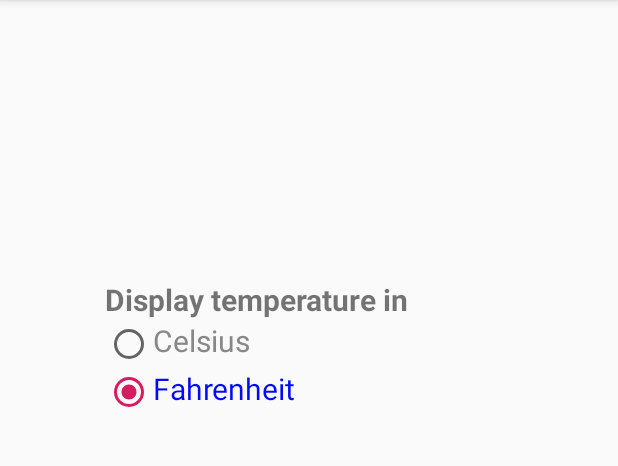
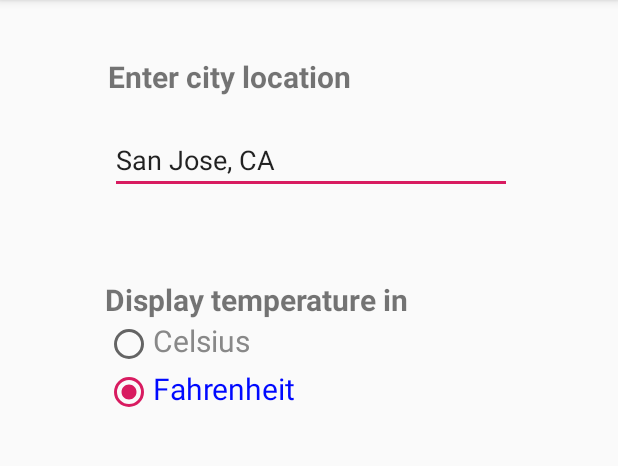
Before and after one commit to xuefanghu/SmartWeather, an Android app: the screen it shows after launch (SettingsActivity), after a tap on "SETTINGS", on a phone screen of 412 x 824 dp, the part 84-550 px from its top. Run offline under Robolectric (Android 15) with nearby library versions, the phone set to English and light mode, and no system bars.

Commit message:
Allow user input location with auto-completion support
This change adds a location input section on the Preferences page, which allows user to type in any city (with optional state/country) to query the weather data. The component is implemented by using AutoCompleteTextView with auto-complete support for the top 1000 US cities, and the user can enter any other location manually if wanted. The network utils has been updated accordingly to take the user input.

```diff
--- a/app/src/main/java/com/groupproject/smartweather/MainActivity.java
+++ b/app/src/main/java/com/groupproject/smartweather/MainActivity.java
@@ -1,6 +1,5 @@
 package com.groupproject.smartweather;
 
-import android.content.Context;
 import android.content.Intent;
 import android.os.AsyncTask;
 import android.os.Bundle;
@@ -58,9 +57,7 @@ public class MainActivity extends AppCompatActivity implements ListItemAdapter.L
      */
     private void loadWeatherData() {
         showWeatherDataView();
-
-        String city = Preferences.getPreferredWeatherCity(this);
-        new FetchWeatherTask().execute(city);
+        new FetchWeatherTask().execute();
     }
 
     /**
@@ -122,15 +119,7 @@ public class MainActivity extends AppCompatActivity implements ListItemAdapter.L
 
         @Override
         protected List<DailyWeatherInfo> doInBackground(String... params) {
-            // if no zip code
-            if (params.length == 0) {
-                Log.e("doInBackground", "no zip code");
-                return null;
-            }
-
-            String city = params[0];
-            Log.e("doInBackground location", city);
-            URL weatherRequestUrl = NetworkUtils.buildUrl(city);
+            URL weatherRequestUrl = NetworkUtils.buildUrl(Preferences.getPreferredLocation());
 
             try {
                 String jsonWeatherResponse = NetworkUtils
--- a/app/src/main/java/com/groupproject/smartweather/SettingsActivity.java
+++ b/app/src/main/java/com/groupproject/smartweather/SettingsActivity.java
@@ -3,11 +3,14 @@ package com.groupproject.smartweather;
 import android.os.Bundle;
 import android.view.MenuItem;
 import android.view.View;
+import android.widget.ArrayAdapter;
+import android.widget.AutoCompleteTextView;
 import android.widget.RadioButton;
 
 import androidx.appcompat.app.AppCompatActivity;
 
 import com.groupproject.smartweather.Utils.Preferences;
+import com.groupproject.smartweather.Utils.TopUSCities;
 
 public class SettingsActivity extends AppCompatActivity {
 
@@ -15,6 +18,15 @@ public class SettingsActivity extends AppCompatActivity {
     protected void onCreate(Bundle savedInstanceState) {
         super.onCreate(savedInstanceState);
         this.setContentView(R.layout.activity_settings);
+
+        // Render the city input component with user's previous input pre-filled.
+        ArrayAdapter<String> adapter = new ArrayAdapter<>(this,
+                android.R.layout.simple_list_item_1, TopUSCities.CITY_LIST);
+        AutoCompleteTextView textView = findViewById(R.id.city_input);
+        textView.setAdapter(adapter);
+        textView.setText(Preferences.getPreferredLocation().locationStr);
+
+        // Render the Celsius/Fahrenheit selection component with user's previous choice pre-filled.
         int checked_id;
         if (Preferences.getIsMetric()) {
             checked_id = R.id.c_radio_button;
@@ -22,6 +34,7 @@ public class SettingsActivity extends AppCompatActivity {
             checked_id = R.id.f_radio_button;
         }
         ((RadioButton) findViewById(checked_id)).setChecked(true);
+
     }
 
     @Override
@@ -48,4 +61,13 @@ public class SettingsActivity extends AppCompatActivity {
                     break;
         }
     }
+
+    @Override
+    public void onPause() {
+        super.onPause();
+        // Save the location to the Preferences.
+        String locationStr = ((AutoCompleteTextView)findViewById(R.id.city_input))
+                .getEditableText().toString();
+        Preferences.setPreferredLocation(new Preferences.Location(locationStr));
+    }
 }
--- a/app/src/main/java/com/groupproject/smartweather/Utils/NetworkUtils.java
+++ b/app/src/main/java/com/groupproject/smartweather/Utils/NetworkUtils.java
@@ -15,6 +15,8 @@ import java.util.Scanner;
  */
 public final class NetworkUtils {
     final static String COUNTRY_PARAM = "country";
+    final static String LAT_PARAM = "lat";
+    final static String LNG_PARAM = "lon";
     final static String CITY_PARAM = "city";
     final static String UNITS_PARAM = "units";
     final static String DAYS_PARAM = "days";
@@ -29,23 +31,30 @@ public final class NetworkUtils {
     private static final int numDays = 15;
 
     /**
-     * Builds the URL used to communicate with the weather server using a city name.
+     * Builds the URL used to communicate with the weather server using a location.
      *
-     * @param city The location that will be queried for.
+     * @param location The location that will be queried for.
      * @return The URL to use to query the weather server.
      */
-    public static URL buildUrl(String city) {
+    public static URL buildUrl(Preferences.Location location) {
         // return the URL used to query Weatherbit's API
-        Uri builtUri = Uri.parse(FORECAST_BASE_URL).buildUpon()
-                .appendQueryParameter(COUNTRY_PARAM, COUNTRY_VALUE)
-                .appendQueryParameter(CITY_PARAM, city)
+        Uri.Builder builder = Uri.parse(FORECAST_BASE_URL).buildUpon()
                 .appendQueryParameter(UNITS_PARAM, units)
                 .appendQueryParameter(DAYS_PARAM, Integer.toString(numDays))
-                .appendQueryParameter(APIKEY_PARAM, APIKEY_VALUE)
-                .build();
-
+                .appendQueryParameter(APIKEY_PARAM, APIKEY_VALUE);
+        if (location.lat != 0 && location.lng != 0) {
+            // Case of lat/lng from the device GPS.
+            builder.appendQueryParameter(LAT_PARAM, Double.toString(location.lat))
+                    .appendQueryParameter(LNG_PARAM, Double.toString(location.lng));
+        } else if (location.locationStr.length()>0){
+            // Case of city name from the user input.
+            builder.appendQueryParameter(CITY_PARAM, location.locationStr);
+        } else {
+            // No location available.
+            builder.appendQueryParameter(CITY_PARAM, Preferences.DEFAULT_CITY);
+        }
         try {
-            return new URL(builtUri.toString());
+            return new URL(builder.build().toString());
         } catch (MalformedURLException e) {
             e.printStackTrace();
         }
--- a/app/src/main/java/com/groupproject/smartweather/Utils/Preferences.java
+++ b/app/src/main/java/com/groupproject/smartweather/Utils/Preferences.java
@@ -1,21 +1,53 @@
 package com.groupproject.smartweather.Utils;
-
-import android.content.Context;
 
 
 public class Preferences {
-    private static final String DEFAULT_CITY = "San Jose";
     private static boolean isMetric = false;
+    // The default city if the input city name is empty and the GPS is not available either.
+    public final static String DEFAULT_CITY = "San Jose, CA";
+    // TODO: default to GPS location once ready.
+    private static Location location = new Location(DEFAULT_CITY);
 
-    public static String getPreferredWeatherCity(Context context) {
-        // TODO: implement the city selection UI and update the value properly.
-        return Preferences.DEFAULT_CITY;
+    // Data structure to hold the weather location chosen by the user.
+    public static class Location {
+        // The location in string format.
+        public String locationStr;
+
+        // The location in lat/lng format.
+        public double lat;
+        public double lng;
+
+        public Location(String locationStr) {
+            this.locationStr = locationStr;
+        }
+
+        public Location(double lat, double lng) {
+            this.lat = lat;
+            this.lng = lng;
+            this.locationStr = "";
+        }
+    }
+
+    /**
+     * Get the user input location.
+     * @return the location.
+     */
+    public static Location getPreferredLocation() {
+        return location;
+    }
+
+    /**
+     * Set the user inut location.
+     * @param value
+     */
+    public static void setPreferredLocation(Location value) {
+        location = value;
     }
 
     /**
      * Check if the user has selected metric.
      *
-     * @return true If metric display should be used
+     * @return true if metric display should be used
      */
     public static boolean getIsMetric() {
         return isMetric;
--- a/app/src/main/res/layout/activity_settings.xml
+++ b/app/src/main/res/layout/activity_settings.xml
@@ -3,6 +3,29 @@
     android:layout_width="match_parent"
     android:layout_height="match_parent">
 
+
+    <TextView
+        android:id="@+id/city_input_title"
+        android:layout_width="272dp"
+        android:layout_height="42dp"
+        android:layout_alignParentStart="true"
+        android:layout_alignParentTop="true"
+        android:layout_marginStart="72dp"
+        android:layout_marginTop="37dp"
+        android:textSize="20dp"
+        android:textStyle="bold"
+        android:text="Enter city location" />
+
+    <AutoCompleteTextView
+        android:id="@+id/city_input"
+        android:layout_width="268dp"
+        android:layout_height="wrap_content"
+        android:layout_alignParentStart="true"
+        android:layout_alignParentTop="true"
+        android:layout_marginStart="73dp"
+        android:layout_marginTop="84dp"
+        android:completionThreshold="0"
+        android:hint="Current Location" />
 
     <RadioGroup
         android:layout_width="271dp"
@@ -43,4 +66,6 @@
             android:textColor="@drawable/selector_radio_btn_text"
             android:textSize="20sp" />
     </RadioGroup>
+
+
 </RelativeLayout>
```
Also changed, not shown: 1 other file.
